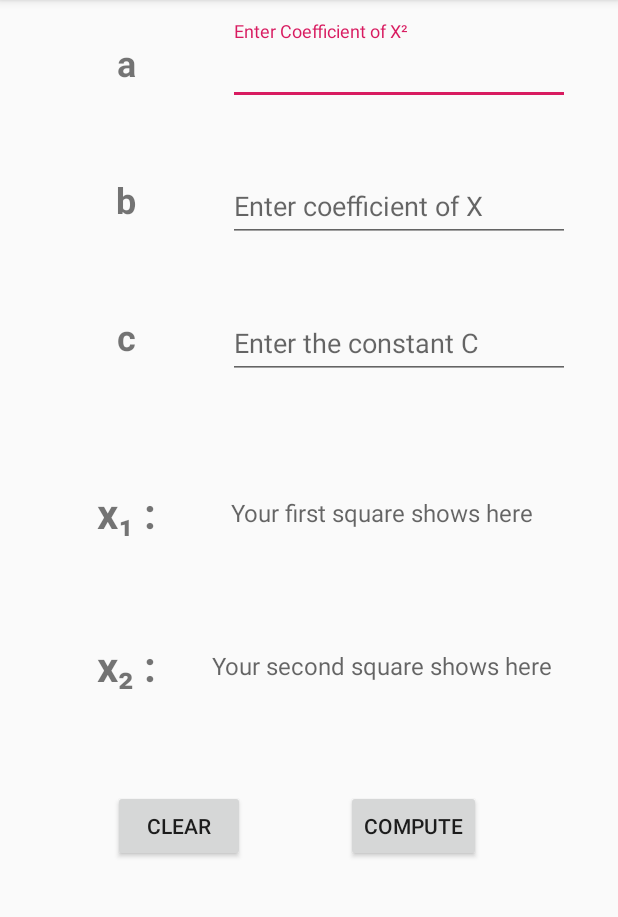
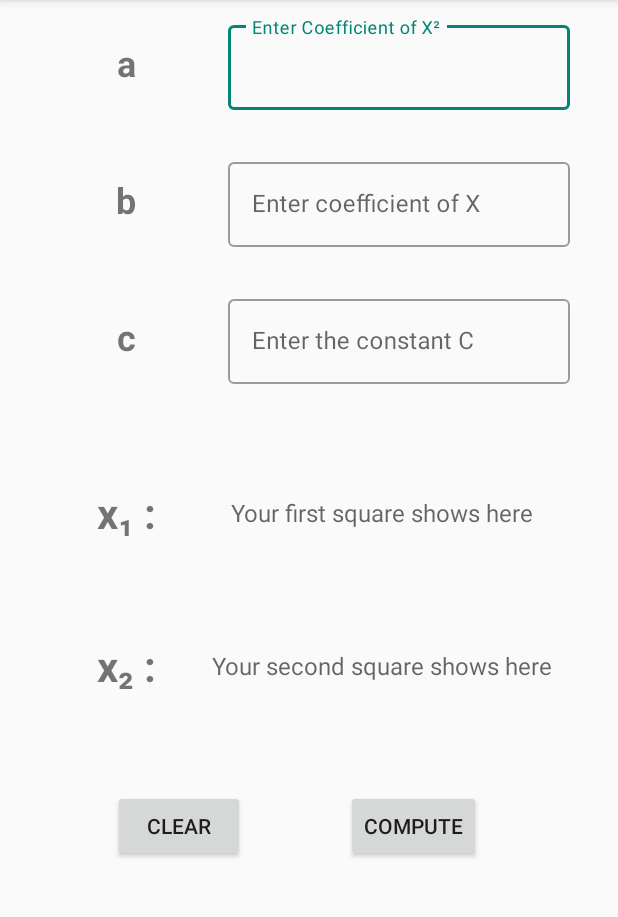
Before and after one commit to KoladeM/QuadraticCalculator, an Android app: the screen it shows after launch (MainActivity), on a phone screen of 412 x 824 dp, the part 84-1001 px from its top. Run offline under Robolectric (Android 15) with nearby library versions, the phone set to English and light mode, and no system bars; our stand-ins replace data binding.

Commit message:
added outlinebox to edittext

```diff
--- a/app/src/main/res/layout/activity_main.xml
+++ b/app/src/main/res/layout/activity_main.xml
@@ -37,7 +37,8 @@
                                                                    app:layout_constraintEnd_toStartOf="@+id/guideline2"
                                                                    app:layout_constraintBottom_toBottomOf="@+id/textView_a"
                                                                    android:layout_marginStart="32dp"
-                                                                   android:layout_marginEnd="16dp">
+                                                                   android:layout_marginEnd="16dp"
+                                                                   style="@style/Widget.MaterialComponents.TextInputLayout.OutlinedBox">
 
                 <EditText
                         android:layout_width="match_parent"
@@ -68,7 +69,8 @@
                                                                    android:layout_marginStart="32dp"
                                                                    app:layout_constraintTop_toTopOf="@+id/textView_b"
                                                                    app:layout_constraintEnd_toStartOf="@+id/guideline2" android:layout_marginEnd="16dp"
-                                                                   app:layout_constraintBottom_toBottomOf="@+id/textView_b">
+                                                                   app:layout_constraintBottom_toBottomOf="@+id/textView_b"
+                                                                   style="@style/Widget.MaterialComponents.TextInputLayout.OutlinedBox">
                 <EditText
                         android:layout_width="match_parent"
                         android:layout_height="match_parent"
@@ -115,7 +117,8 @@
                                                                    app:layout_constraintStart_toEndOf="@+id/textView_c" android:layout_marginStart="32dp"
                                                                    app:layout_constraintTop_toTopOf="@+id/textView_c"
                                                                    app:layout_constraintEnd_toStartOf="@+id/guideline2" android:layout_marginEnd="16dp"
-                                                                   app:layout_constraintBottom_toBottomOf="@+id/textView_c">
+                                                                   app:layout_constraintBottom_toBottomOf="@+id/textView_c"
+                                                                   style="@style/Widget.MaterialComponents.TextInputLayout.OutlinedBox">
                 <EditText
                         android:layout_width="match_parent"
                         android:layout_height="match_parent"
```
